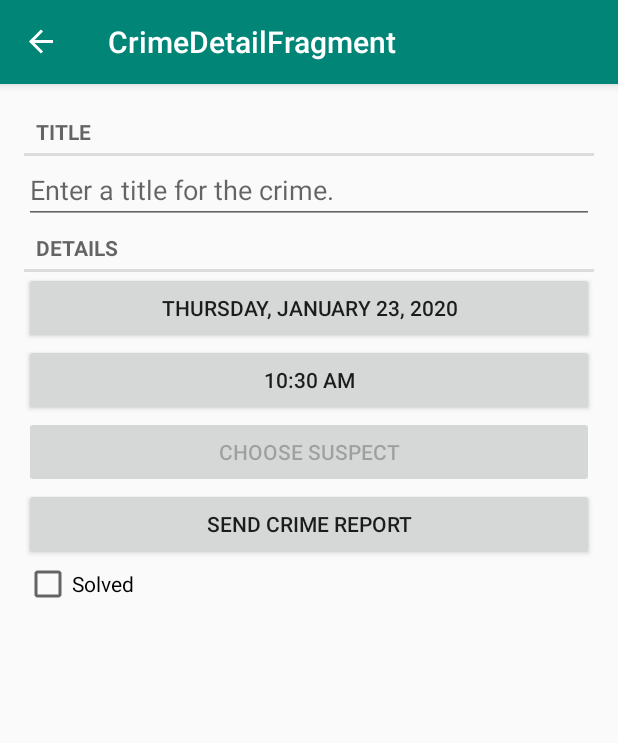
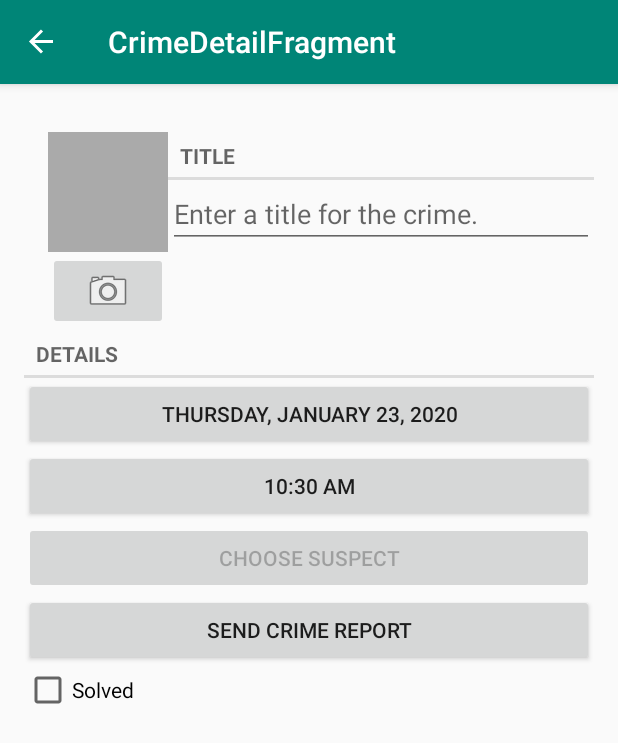
Before and after one commit to BeckDenis/CriminalIntent, an Android app: the screen it shows after launch (MainActivity), after a tap on "add crime", on a phone screen of 412 x 824 dp. Shown: the top 743 px of the screen. Run offline under Robolectric (Android 15) with nearby library versions, the phone set to English and light mode, and no system bars; our stand-ins replace Room's generated code, navigation-ui; 1 statement that could not run was skipped.

Commit message:
added camera

```diff
--- a/app/src/main/java/com/example/android/criminalintent/database/Crime.kt
+++ b/app/src/main/java/com/example/android/criminalintent/database/Crime.kt
@@ -22,4 +22,7 @@ data class Crime(
 
     @ColumnInfo(name = "suspect")
     var suspect: String = ""
-)
+) {
+    val photoFileName
+        get() = "IMG_$id.jpg"
+}
--- a/app/src/main/java/com/example/android/criminalintent/database/CrimeDatabase.kt
+++ b/app/src/main/java/com/example/android/criminalintent/database/CrimeDatabase.kt
@@ -12,8 +12,6 @@ import androidx.sqlite.db.SupportSQLiteDatabase
 @Database(entities = [Crime::class], version = 3, exportSchema = false)
 @TypeConverters(CrimeTypeConverters::class)
 abstract class CrimeDatabase : RoomDatabase() {
-
-
 
     abstract val crimeDatabaseDao: CrimeDao
 
@@ -32,20 +30,12 @@ abstract class CrimeDatabase : RoomDatabase() {
                         CrimeDatabase::class.java,
                         "crime_history_database"
                     )
-                        .addMigrations(migration_2_3)
+                        .fallbackToDestructiveMigration()
                         .build()
                     INSTANCE = instance
                 }
                 return instance
             }
         }
-
-        private val migration_2_3 = object : Migration(2, 3) {
-            override fun migrate(database: SupportSQLiteDatabase) {
-                database.execSQL(
-                    "ALTER TABLE Crime ADD COLUMN suspect TEXT NOT NULL DEFAULT ''"
-                )
-            }
-        }
     }
 }
--- a/app/src/main/java/com/example/android/criminalintent/screens/crimeDetail/CrimeDetailFragment.kt
+++ b/app/src/main/java/com/example/android/criminalintent/screens/crimeDetail/CrimeDetailFragment.kt
@@ -8,24 +8,33 @@ import android.content.pm.ResolveInfo
 import android.net.Uri
 import android.os.Bundle
 import android.provider.ContactsContract
+import android.provider.MediaStore
 import androidx.fragment.app.Fragment
 import android.view.LayoutInflater
 import android.view.View
 import android.view.ViewGroup
+import androidx.core.content.FileProvider
 import androidx.lifecycle.Observer
 import androidx.lifecycle.ViewModelProviders
 import androidx.navigation.fragment.findNavController
 import com.example.android.criminalintent.R
 import com.example.android.criminalintent.database.Crime
 import com.example.android.criminalintent.database.CrimeDatabase
+import com.example.android.criminalintent.getScaledBitmap
 import com.example.android.criminalintent.shareViewModels.SharedViewModel
 import kotlinx.android.synthetic.main.fragment_crime_detail.*
+import java.io.File
 import java.text.DateFormat
+
 private const val REQUEST_CONTACT = 1
+private const val REQUEST_PHOTO = 2
+
 class CrimeFragment : Fragment() {
     private lateinit var crime: Crime
     private lateinit var viewModel: CrimeDetailViewModel
     private lateinit var model: SharedViewModel
+    private lateinit var photoFile: File
+    private lateinit var photoUri: Uri
 
     override fun onCreate(savedInstanceState: Bundle?) {
         super.onCreate(savedInstanceState)
@@ -44,10 +53,11 @@ class CrimeFragment : Fragment() {
         val application = requireNotNull(this.activity).application
         val dataSource = CrimeDatabase.getInstance(application).crimeDatabaseDao
         val arguments = CrimeFragmentArgs.fromBundle(arguments!!)
-        val viewModelFactory = CrimeDetailViewModelFactory(dataSource, arguments.crimeId)
+        val viewModelFactory =
+            CrimeDetailViewModelFactory(dataSource, arguments.crimeId, application)
         viewModel = ViewModelProviders.of(this, viewModelFactory)
             .get(CrimeDetailViewModel::class.java)
-
+        photoFile = viewModel.getPhotoFile(crime)
         return view
     }
 
@@ -58,6 +68,12 @@ class CrimeFragment : Fragment() {
             Observer { crime ->
                 crime?.let {
                     this.crime = crime
+                    photoFile = viewModel.getPhotoFile(crime)
+                    photoUri = FileProvider.getUriForFile(
+                        requireActivity(),
+                        "com.bignerdranch.android.criminalintent.fileprovider",
+                        photoFile
+                    )
                     model.select(crime.date)
                     updateUI()
                 }
@@ -94,7 +110,8 @@ class CrimeFragment : Fragment() {
                 putExtra(Intent.EXTRA_TEXT, getCrimeReport())
                 putExtra(
                     Intent.EXTRA_SUBJECT,
-                    getString(R.string.crime_report_subject))
+                    getString(R.string.crime_report_subject)
+                )
             }.also { intent ->
                 val chooserIntent =
                     Intent.createChooser(intent, getString(R.string.send_report))
@@ -109,10 +126,35 @@ class CrimeFragment : Fragment() {
             }
             val packageManager: PackageManager = requireActivity().packageManager
             val resolvedActivity: ResolveInfo? =
-                packageManager.resolveActivity(pickContactIntent,
+                packageManager.resolveActivity(
+                    pickContactIntent,
+                    PackageManager.MATCH_DEFAULT_ONLY
+                )
+            if (resolvedActivity == null) {
+                isEnabled = false
+            }
+        }
+        crime_camera.apply {
+            val packageManager: PackageManager = requireActivity().packageManager
+            val captureImage = Intent(MediaStore.ACTION_IMAGE_CAPTURE)
+            val resolvedActivity: ResolveInfo? =
+                packageManager.resolveActivity(captureImage,
                     PackageManager.MATCH_DEFAULT_ONLY)
             if (resolvedActivity == null) {
                 isEnabled = false
+            }
+            setOnClickListener {
+                captureImage.putExtra(MediaStore.EXTRA_OUTPUT, photoUri)
+                val cameraActivities: List<ResolveInfo> =
+                    packageManager.queryIntentActivities(captureImage,
+                        PackageManager.MATCH_DEFAULT_ONLY)
+                for (cameraActivity in cameraActivities) {
+                    requireActivity().grantUriPermission(
+                        cameraActivity.activityInfo.packageName,
+                        photoUri,
+                        Intent.FLAG_GRANT_WRITE_URI_PERMISSION)
+                }
+                startActivityForResult(captureImage, REQUEST_PHOTO)
             }
         }
     }
@@ -123,6 +165,12 @@ class CrimeFragment : Fragment() {
         viewModel.updateCrime(crime)
     }
 
+    override fun onDetach() {
+        super.onDetach()
+        requireActivity().revokeUriPermission(photoUri,
+            Intent.FLAG_GRANT_WRITE_URI_PERMISSION)
+    }
+
     private fun updateUI() {
         crime_title.setText(crime.title)
         crime_date.text = DateFormat.getDateInstance(DateFormat.FULL).format(crime.date)
@@ -130,6 +178,16 @@ class CrimeFragment : Fragment() {
         crime_solved.isChecked = crime.isSolved
         if (crime.suspect.isNotEmpty()) {
             crime_suspect.text = crime.suspect
+        }
+        updatePhotoView()
+    }
+
+    private fun updatePhotoView() {
+        if (photoFile.exists()) {
+            val bitmap = getScaledBitmap(photoFile.path, requireActivity())
+            crime_photo.setImageBitmap(bitmap)
+        } else {
+            crime_photo.setImageDrawable(null)
         }
     }
 
@@ -159,6 +217,11 @@ class CrimeFragment : Fragment() {
                     crime_suspect.text = suspect
                 }
             }
+            requestCode == REQUEST_PHOTO -> {
+                requireActivity().revokeUriPermission(photoUri,
+                    Intent.FLAG_GRANT_WRITE_URI_PERMISSION)
+                updatePhotoView()
+            }
         }
     }
 
@@ -174,7 +237,9 @@ class CrimeFragment : Fragment() {
         } else {
             getString(R.string.crime_report_suspect, crime.suspect)
         }
-        return getString(R.string.crime_report,
-            crime.title, dateString, solvedString, suspect)
+        return getString(
+            R.string.crime_report,
+            crime.title, dateString, solvedString, suspect
+        )
     }
 }
--- a/app/src/main/java/com/example/android/criminalintent/screens/crimeDetail/CrimeDetailViewModel.kt
+++ b/app/src/main/java/com/example/android/criminalintent/screens/crimeDetail/CrimeDetailViewModel.kt
@@ -1,15 +1,18 @@
 package com.example.android.criminalintent.screens.crimeDetail
 
 
+import android.content.Context
 import androidx.lifecycle.ViewModel
 import com.example.android.criminalintent.database.Crime
 import com.example.android.criminalintent.database.CrimeDao
 import kotlinx.coroutines.*
+import java.io.File
 
-class CrimeDetailViewModel(val database: CrimeDao, crimeId: Long) : ViewModel() {
+class CrimeDetailViewModel(val database: CrimeDao, crimeId: Long, context: Context) : ViewModel() {
     private var viewModelJob = Job()
     private val uiScope = CoroutineScope(Dispatchers.Main + viewModelJob)
     val crime = database.getCrime(crimeId)
+    private val filesDir = context.applicationContext.filesDir
 
     fun updateCrime(crime: Crime) {
         uiScope.launch {
@@ -22,4 +25,6 @@ class CrimeDetailViewModel(val database: CrimeDao, crimeId: Long) : ViewModel()
             database.updateCrime(crime)
         }
     }
+
+    fun getPhotoFile(crime: Crime): File = File(filesDir, crime.photoFileName)
 }
--- a/app/src/main/java/com/example/android/criminalintent/screens/crimeDetail/CrimeDetailViewModelFactory.kt
+++ b/app/src/main/java/com/example/android/criminalintent/screens/crimeDetail/CrimeDetailViewModelFactory.kt
@@ -1,14 +1,15 @@
 package com.example.android.criminalintent.screens.crimeDetail
 
+import android.content.Context
 import androidx.lifecycle.ViewModel
 import androidx.lifecycle.ViewModelProvider
 import com.example.android.criminalintent.database.CrimeDao
 
-class CrimeDetailViewModelFactory(private val dataSource: CrimeDao, private val crimeId: Long) : ViewModelProvider.Factory {
+class CrimeDetailViewModelFactory(private val dataSource: CrimeDao, private val crimeId: Long, private val context: Context) : ViewModelProvider.Factory {
     @Suppress("unchecked_cast")
     override fun <T : ViewModel?> create(modelClass: Class<T>): T {
         if (modelClass.isAssignableFrom(CrimeDetailViewModel::class.java)) {
-            return CrimeDetailViewModel(dataSource, crimeId) as T
+            return CrimeDetailViewModel(dataSource, crimeId, context) as T
         }
         throw IllegalArgumentException("Unknown ViewModel class")
     }
--- a/app/src/main/res/layout/fragment_crime_detail.xml
+++ b/app/src/main/res/layout/fragment_crime_detail.xml
@@ -1,50 +1,93 @@
 <?xml version="1.0" encoding="utf-8"?>
 <LinearLayout xmlns:android="http://schemas.android.com/apk/res/android"
     xmlns:tools="http://schemas.android.com/tools"
-    android:orientation="vertical"
     android:layout_width="match_parent"
     android:layout_height="match_parent"
-    android:layout_margin="16dp">
+    android:layout_margin="16dp"
+    android:orientation="vertical">
+
+    <LinearLayout
+        android:layout_width="match_parent"
+        android:layout_height="wrap_content"
+        android:layout_marginStart="16dp"
+        android:layout_marginTop="16dp"
+        android:orientation="horizontal">
+
+        <LinearLayout
+            android:layout_width="wrap_content"
+            android:layout_height="wrap_content"
+            android:orientation="vertical">
+
+            <ImageView
+                android:id="@+id/crime_photo"
+                android:layout_width="80dp"
+                android:layout_height="80dp"
+                android:background="@android:color/darker_gray"
+                android:cropToPadding="true"
+                android:scaleType="centerCrop" />
+
+            <ImageButton
+                android:id="@+id/crime_camera"
+                android:layout_width="match_parent"
+                android:layout_height="wrap_content"
+                android:src="@android:drawable/ic_menu_camera" />
+        </LinearLayout>
+
+        <LinearLayout
+            android:layout_width="0dp"
+            android:layout_height="wrap_content"
+            android:layout_weight="1"
+            android:orientation="vertical">
+
             <TextView
                 style="?android:listSeparatorTextViewStyle"
                 android:layout_width="match_parent"
                 android:layout_height="wrap_content"
-        android:text="@string/crime_title_label"/>
+                android:text="@string/crime_title_label" />
+
             <EditText
                 android:id="@+id/crime_title"
                 android:layout_width="match_parent"
                 android:layout_height="wrap_content"
                 android:hint="@string/crime_title_hint"
-        android:inputType="text"
-        android:importantForAutofill="no" />
+                android:importantForAutofill="no"
+                android:inputType="text" />
+        </LinearLayout>
+    </LinearLayout>
+
     <TextView
         style="?android:listSeparatorTextViewStyle"
         android:layout_width="match_parent"
         android:layout_height="wrap_content"
-        android:text="@string/crime_details_label"/>
+        android:text="@string/crime_details_label" />
+
     <Button
         android:id="@+id/crime_date"
         android:layout_width="match_parent"
         android:layout_height="wrap_content"
-        tools:text="Wed Nov 14 2018"/>
+        tools:text="Wed Nov 14 2018" />
+
     <Button
         android:id="@+id/crime_time"
         android:layout_width="match_parent"
         android:layout_height="wrap_content"
-        tools:text="11:56"/>
+        tools:text="11:56" />
+
     <Button
         android:id="@+id/crime_suspect"
         android:layout_width="match_parent"
         android:layout_height="wrap_content"
-        android:text="@string/crime_suspect_text"/>
+        android:text="@string/crime_suspect_text" />
+
     <Button
         android:id="@+id/crime_report"
         android:layout_width="match_parent"
         android:layout_height="wrap_content"
-        android:text="@string/crime_report_text"/>
+        android:text="@string/crime_report_text" />
+
     <CheckBox
         android:id="@+id/crime_solved"
         android:layout_width="match_parent"
         android:layout_height="wrap_content"
-        android:text="@string/crime_solved_label"/>
+        android:text="@string/crime_solved_label" />
 </LinearLayout>
--- /dev/null
+++ b/app/src/main/res/xml/files.xml
@@ -0,0 +1,4 @@
+<?xml version="1.0" encoding="utf-8"?>
+<paths>
+    <files-path name="crime_photos" path="."/>
+</paths>
```
Also changed, not shown: app/src/main/AndroidManifest.xml (+12 -0 lines), app/src/main/java/com/example/android/criminalintent/PictureUtils.kt (added, +37 -0 lines). Lines whose indentation alone changed are shown as unchanged.
